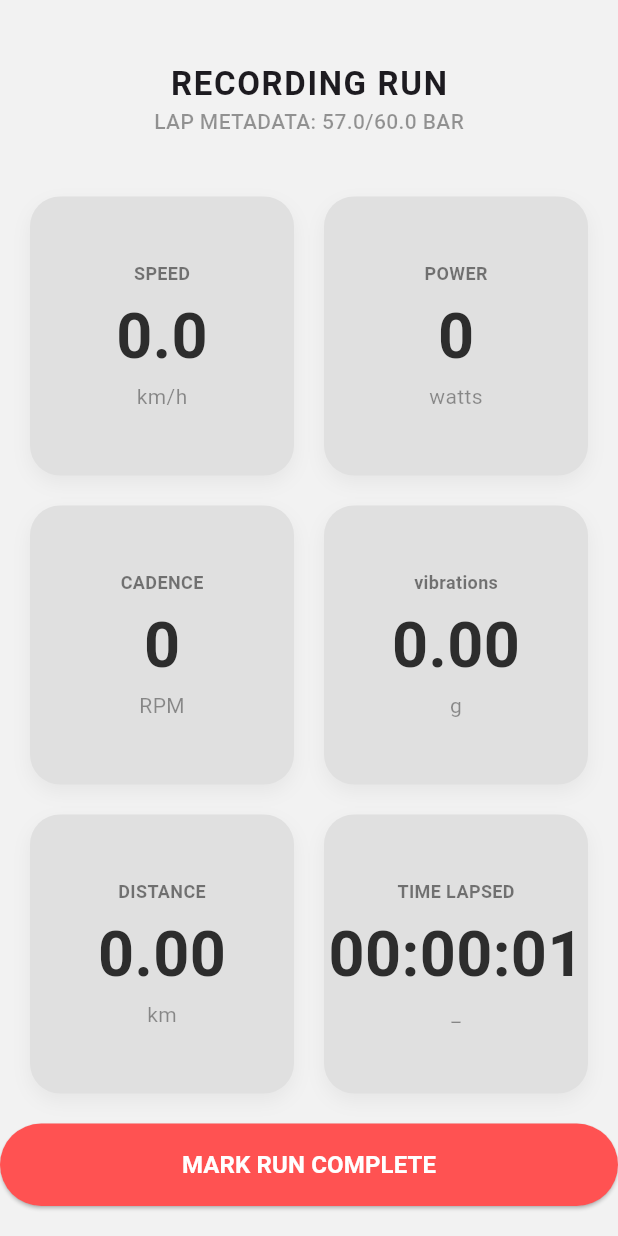
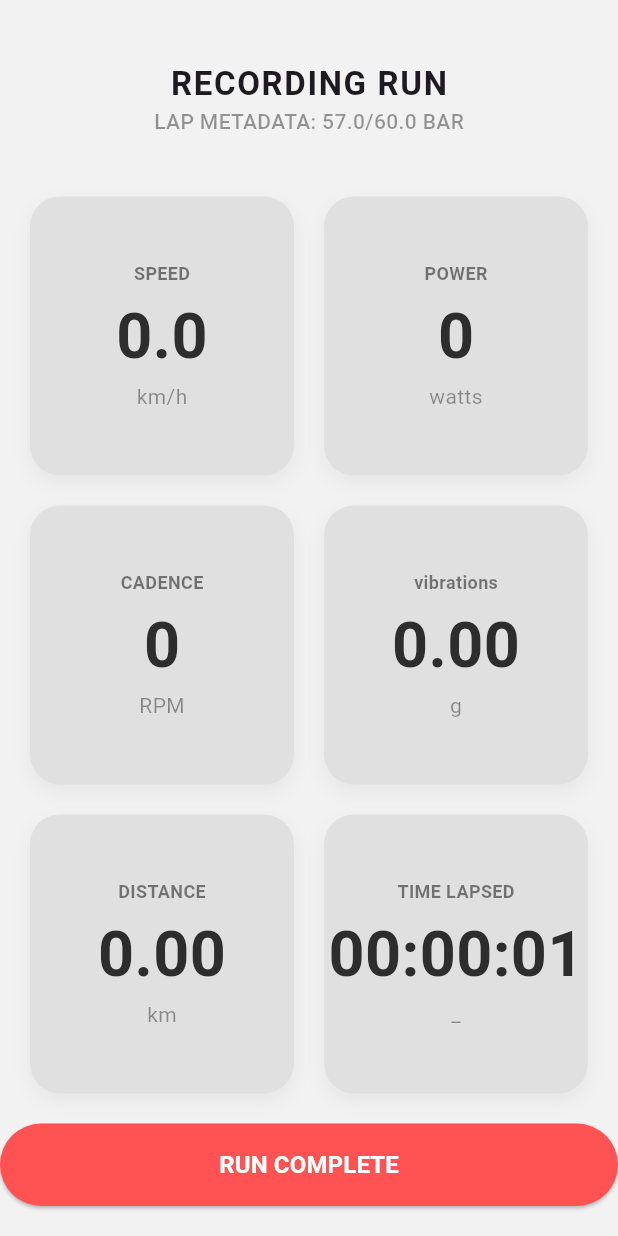
Before and after one commit to abramovychmax-cpu/under-preassure-tyre, a Flutter app: the PressureInputPage screen opened directly, after a tap on "START RUN", on a phone screen of 412 x 824 dp. Run offline on Flutter 3.47's test engine with Material 3 defaults, Android fonts, the phone set to English and light mode, and no system bars; our stand-ins replace fl_chart, flutter_blue_plus, geolocator, sensors_plus, shared_preferences, wakelock_plus; missing offline and left inert: fit_tool; accounts and stored records are empty.

Commit message:
Add pauseRecordingSession and fix timer restart logic for continuous multi-lap sessions

```diff
--- a/lib/fit_writer.dart
+++ b/lib/fit_writer.dart
@@ -30,6 +30,9 @@ class FitWriter {
 
   // Track where the current lap started in the _records list
   int _currentLapRecordStartIndex = 0;
+
+  // Public getter to know which lap we are currently recording into
+  int get currentLapIndex => _laps.isNotEmpty ? _laps.last['index'] as int : -1;
 
   FitWriter._(this.fitPath);
 
--- a/lib/recording_page.dart
+++ b/lib/recording_page.dart
@@ -162,13 +162,14 @@ class _RecordingPageState extends State<RecordingPage> {
                   shape: RoundedRectangleBorder(borderRadius: BorderRadius.circular(30)),
                 ),
                 onPressed: () {
-                  // Just pop. The recording session continues in the background (Wait State)
-                  // The next run will trigger a new Lap.
-                  // The final "Fishish and Calculate" on the input page will stop the session.
+                  // Pause recording loop to save battery while in "Wait State"
+                  SensorService().pauseRecordingSession();
+
+                  // Pop back to input page
                   Navigator.of(context).pop(true);
                 },
                 child: const Text(
-                  'MARK RUN COMPLETE',
+                  'RUN COMPLETE',
                   style: TextStyle(fontWeight: FontWeight.bold, fontSize: 16),
                 ),
               ),
```
